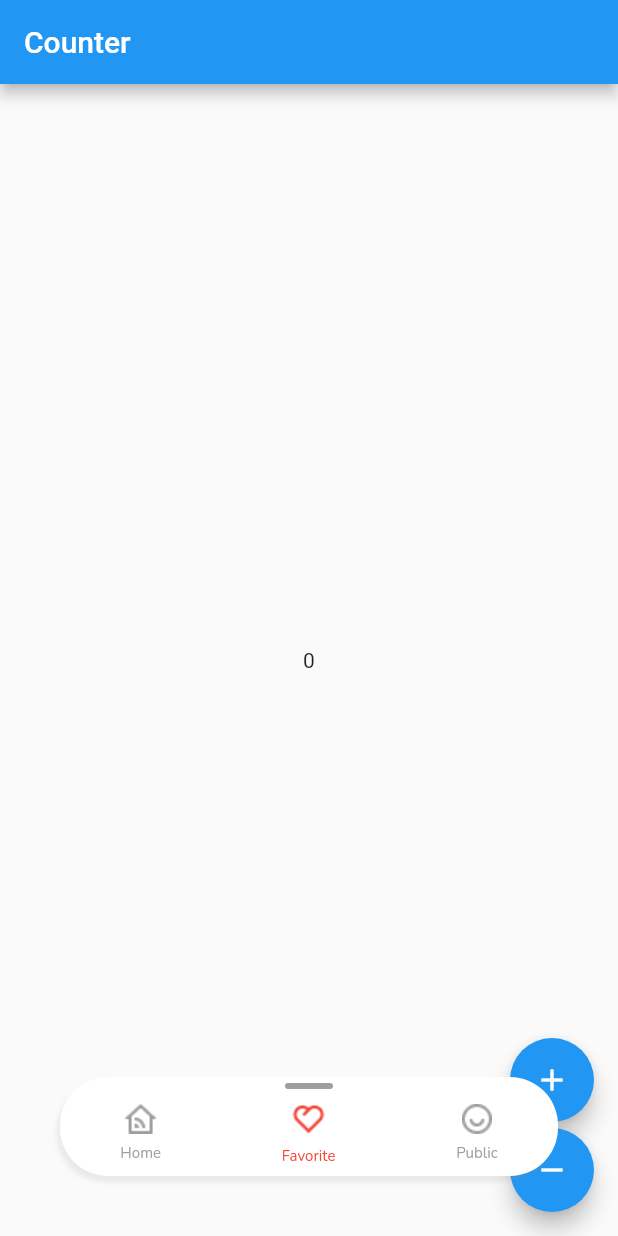
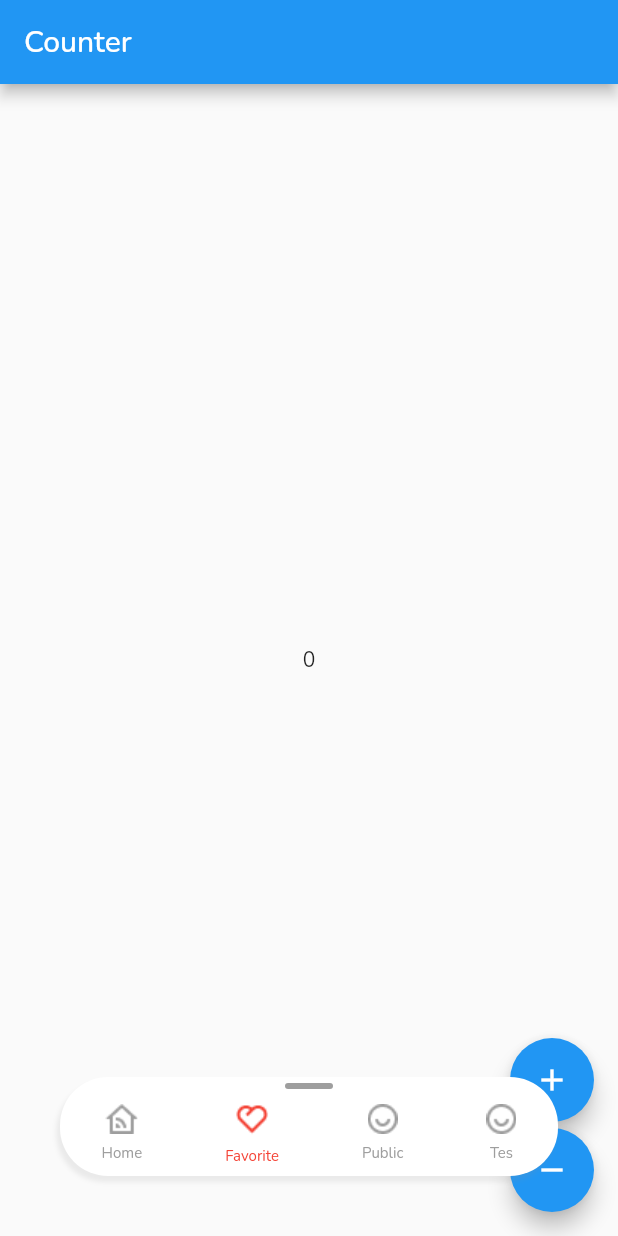
Before and after one commit to andikatp/News-App, a Flutter app: the screen it shows after launch, item 2 of the bottom bar chosen, on a phone screen of 412 x 824 dp. Run offline on Flutter 3.47's test engine with Material 2 defaults, Android fonts, the phone set to English and light mode, and no system bars; our stand-ins replace carousel_slider, flutter_bloc, google_fonts, pull_to_refresh, shimmer; missing offline and left inert: dart:ffi; network calls fail.

Commit message:
implement the news page

```diff
--- a/lib/constants/model_constant.dart
+++ b/lib/constants/model_constant.dart
@@ -1,5 +1,6 @@
 import 'package:news_app/model/models.dart';
 import 'package:news_app/screens/screens.dart';
+import 'package:news_app/screens/tes_doang.dart';
 
 class ModelConstant {
   ModelConstant._();
@@ -7,7 +8,7 @@ class ModelConstant {
     NavigatorModel(
         pictureLink: 'assets/homeIcon.png',
         textLink: 'Home',
-        destinationPage: HomePage()),
+        destinationPage: const HomeScreen()),
     NavigatorModel(
         pictureLink: 'assets/favoriteIcon.png',
         textLink: 'Favorite',
@@ -15,7 +16,11 @@ class ModelConstant {
     NavigatorModel(
         pictureLink: 'assets/publicIcon.png',
         textLink: 'Public',
-        destinationPage: PublicPage()),
+        destinationPage: const PublicPage()),
+    NavigatorModel(
+        pictureLink: 'assets/publicIcon.png',
+        textLink: 'Tes',
+        destinationPage: const TesDoang()),
   ];
   static final listTab = [
     'Health',
--- a/lib/constants/text_style_nice_constant.dart
+++ b/lib/constants/text_style_nice_constant.dart
@@ -1,8 +1,9 @@
 import 'package:flutter/material.dart';
+import 'package:google_fonts/google_fonts.dart';
 
 class KTextStyleNice {
   KTextStyleNice._();
 
-  static const kFooter =
-      TextStyle(color: Colors.white, fontSize: 12, fontWeight: FontWeight.w600);
+  static final kFooter = const TextStyle(
+      fontSize: 12, fontWeight: FontWeight.w600, color: Colors.white);
 }
--- a/lib/main.dart
+++ b/lib/main.dart
@@ -18,8 +18,10 @@ class MyApp extends StatelessWidget {
     return MaterialApp(
         debugShowCheckedModeBanner: false,
         theme: ThemeData(
-            // fontFamily: GoogleFonts.nunito().fontFamily
-            ),
+          textTheme: GoogleFonts.nunitoTextTheme(
+            Theme.of(context).textTheme,
+          ),
+        ),
         home: MultiBlocProvider(
           providers: [
             BlocProvider<CounterCubit>(
@@ -32,7 +34,7 @@ class MyApp extends StatelessWidget {
               create: (BuildContext context) => NewsCubit(),
             ),
           ],
-          child: MainScreen(),
+          child: const MainScreenStack(),
         ));
   }
 }
--- a/lib/screens/main_screen.dart
+++ b/lib/screens/main_screen_stack.dart
@@ -4,14 +4,14 @@ import 'package:news_app/cubit/bottom_navigator_cubit.dart';
 import 'screens.dart';
 import 'package:news_app/widgets/widgets.dart';
 
-class MainScreen extends StatefulWidget {
-  const MainScreen({Key? key}) : super(key: key);
+class MainScreenStack extends StatefulWidget {
+  const MainScreenStack({Key? key}) : super(key: key);
 
   @override
-  State<MainScreen> createState() => _MainScreenState();
+  State<MainScreenStack> createState() => _MainScreenStackState();
 }
 
-class _MainScreenState extends State<MainScreen> {
+class _MainScreenStackState extends State<MainScreenStack> {
   @override
   Widget build(BuildContext context) {
     return Scaffold(
@@ -22,10 +22,10 @@ class _MainScreenState extends State<MainScreen> {
             builder: (context, state) {
               return ModelConstant
                       .listNavigator[state.pageNumber].destinationPage ??
-                  HomePage();
+                  const HomeScreen();
             },
           ),
-          BottomNavBarWidget(),
+          const BottomNavBarWidget(),
         ],
       ),
     );
--- a/lib/screens/screens.dart
+++ b/lib/screens/screens.dart
@@ -1,4 +1,4 @@
-export 'main_screen.dart';
-export 'home_page.dart';
+export 'main_screen_stack.dart';
+export 'home_screen.dart';
 export 'favorite_page.dart';
 export 'public_page.dart';
--- a/lib/services/news_services.dart
+++ b/lib/services/news_services.dart
@@ -1,5 +1,4 @@
 import 'dart:convert';
-
 import 'package:http/http.dart';
 import 'package:news_app/model/news_response_model.dart';
 
--- a/lib/widgets/bottom_nav_bar_widget.dart
+++ b/lib/widgets/bottom_nav_bar_widget.dart
@@ -10,14 +10,14 @@ class BottomNavBarWidget extends StatelessWidget {
   @override
   Widget build(BuildContext context) {
     return Container(
-      margin: EdgeInsets.all(40),
+      margin: const EdgeInsets.all(40),
       height: 66,
       decoration: BoxDecoration(
         boxShadow: [
           BoxShadow(
-            color: Color(0xFF8C8C8C).withOpacity(0.15),
+            color: const Color(0xFF8C8C8C).withOpacity(0.15),
             blurRadius: 2,
-            offset: Offset(-2.4, 4.0), // shadow direction: bottom right
+            offset: const Offset(-2.4, 4.0), // shadow direction: bottom right
           )
         ],
         color: Colors.white,
@@ -25,7 +25,7 @@ class BottomNavBarWidget extends StatelessWidget {
       ),
       child: Column(
         children: [
-          SizedBox(
+          const SizedBox(
             height: 4,
           ),
           Container(
@@ -34,7 +34,7 @@ class BottomNavBarWidget extends StatelessWidget {
             decoration: BoxDecoration(
                 color: Colors.grey, borderRadius: BorderRadius.circular(8)),
           ),
-          SizedBox(
+          const SizedBox(
             height: 8,
           ),
           BlocBuilder<BottomNavigatorCubit, BottomNavigatorState>(
@@ -61,17 +61,15 @@ class BottomNavBarWidget extends StatelessWidget {
                                   'assets/homeIcon.png',
                               color: isActive ? Colors.red : Colors.grey,
                             ),
-                            SizedBox(
+                            const SizedBox(
                               height: 6,
                             ),
                             Text(
                               ModelConstant.listNavigator[index].textLink ??
                                   'Home',
-                              style: GoogleFonts.nunito(
-                                textStyle: TextStyle(
-                                  color: isActive ? Colors.red : Colors.grey,
-                                  fontSize: 10,
-                                ),
+                              style: TextStyle(
+                                color: isActive ? Colors.red : Colors.grey,
+                                fontSize: 10,
                               ),
                             ),
                           ],
@@ -86,6 +84,5 @@ class BottomNavBarWidget extends StatelessWidget {
         ],
       ),
     );
-    ;
   }
 }
--- a/lib/widgets/top_headline_widget.dart
+++ b/lib/widgets/top_headline_widget.dart
@@ -20,10 +20,10 @@ class TopHeadlineWidget extends StatelessWidget {
           ),
           Row(
             crossAxisAlignment: CrossAxisAlignment.center,
-            children: [
+            children: const [
               Text(
                 'See All',
-                style: GoogleFonts.nunito(
+                style: TextStyle(
                   fontSize: 12,
                   fontWeight: FontWeight.w500,
                   color: Color(0xFF0080FF),
--- a/pubspec.yaml
+++ b/pubspec.yaml
@@ -43,6 +43,7 @@ dependencies:
   intl: ^0.17.0
   shimmer: ^2.0.0
   pull_to_refresh: ^2.0.0
+  flutter_html: ^2.2.1
 
 dev_dependencies:
   flutter_test:
```
Also changed, not shown: lib/constants/color_constant.dart (added, +7 -0 lines), lib/screens/home_screen.dart (renamed from lib/screens/home_page.dart, +12 -19 lines), lib/screens/news_detail_screen.dart (added, +193 -0 lines), lib/screens/tes_doang.dart (added, +46 -0 lines), lib/utils/date_utils.dart (added, +12 -0 lines), lib/widgets/carousel_widget.dart (+5 -10 lines), lib/widgets/categories_menu_widget.dart (+9 -11 lines), lib/widgets/home_page_appbar_widget.dart (+7 -9 lines), lib/widgets/news_widget.dart (+24 -30 lines), pubspec.lock, 2 other files.
